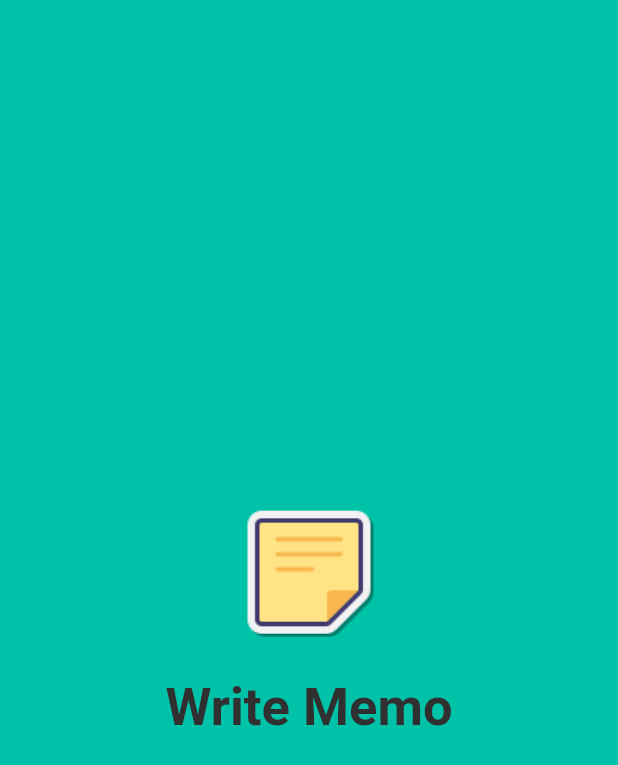
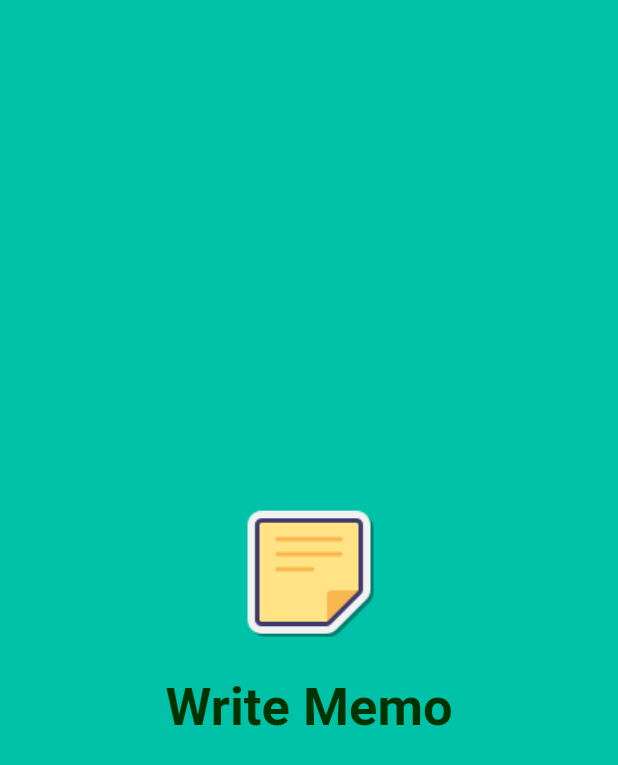
Before and after one commit to irissooa/flutter_memo, a Flutter app: the SplashScreen screen opened by its route, on a phone screen of 412 x 824 dp. Shown: the top 765 px of the screen. Run offline on Flutter 3.47's test engine with Material 2 defaults, Android fonts, the phone set to English and light mode, and no system bars; our stand-ins replace flutter_svg, sqflite, sqflite_common_ffi; accounts and stored records are empty.

Commit message:
[FIX] custom green

```diff
--- a/lib/main.dart
+++ b/lib/main.dart
@@ -18,7 +18,7 @@ class MyApp extends StatelessWidget {
       debugShowCheckedModeBanner: false,
       title: 'Write Memo',
       theme: ThemeData(
-        primarySwatch: Colors.orange,
+        primarySwatch: Colors.green,
       ),
       initialRoute: RouteManager.splashScreen,
       onGenerateRoute: RouteManager.generateRoute,
--- a/lib/routes.dart
+++ b/lib/routes.dart
@@ -32,7 +32,7 @@ class RouteManager {
         return MaterialPageRoute(builder: (context) => const SplashScreen());
 
       default:
-        throw const FormatException("Route non trovato");
+        throw const FormatException("경로를 찾을 수 없습니다.");
     }
   }
 }
```
Also changed, not shown: lib/constants.dart (+4 -4 lines), README.assets/image-20230710151944027.png (deleted).
